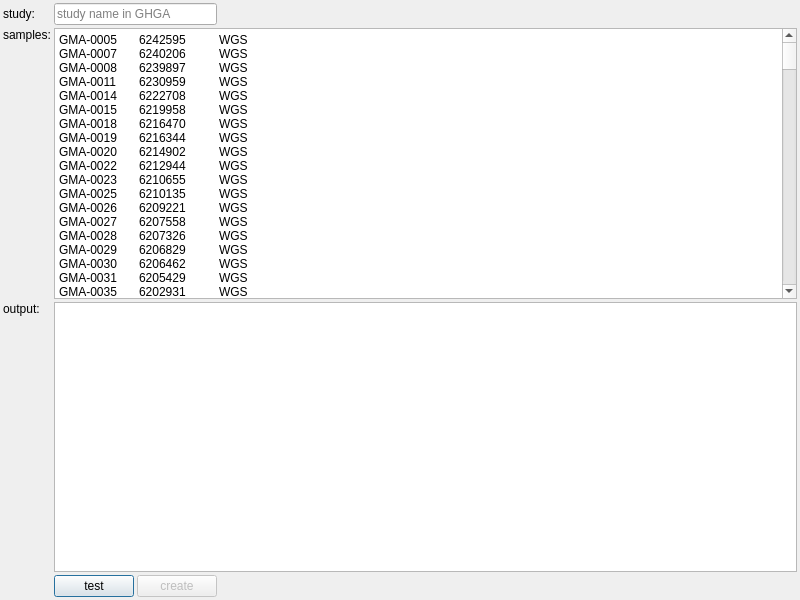
Before: the Qt Designer form src/GSvar/GHGAUploadDialog.ui in imgag/ngs-bits, drawn with Qt 5.
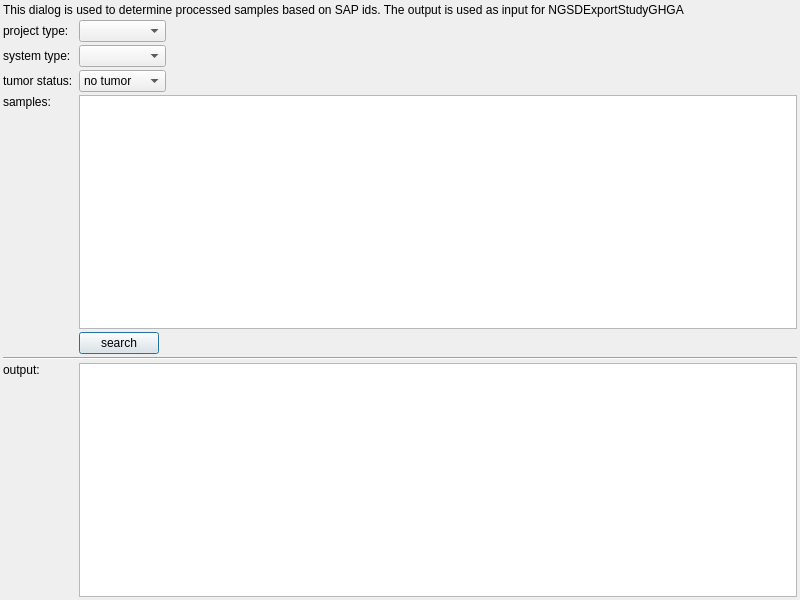
After: the same form once the commit is applied.

```diff
--- a/src/GSvar/GHGAUploadDialog.ui
+++ b/src/GSvar/GHGAUploadDialog.ui
@@ -19,7 +19,7 @@
   <property name="windowTitle">
    <string>Prepare GHGA upload</string>
   </property>
-  <layout class="QGridLayout" name="gridLayout" rowstretch="0,0,0,0">
+  <layout class="QGridLayout" name="gridLayout" rowstretch="0,0,0,0,0,0,0,0,0,0">
    <property name="leftMargin">
     <number>3</number>
    </property>
@@ -35,14 +35,31 @@
    <property name="spacing">
     <number>3</number>
    </property>
-   <item row="0" column="1" colspan="2">
-    <widget class="QLineEdit" name="study">
+   <item row="4" column="2" colspan="3">
+    <widget class="QPlainTextEdit" name="samples">
+     <property name="plainText">
+      <string/>
+     </property>
      <property name="placeholderText">
-      <string>study name in GHGA</string>
+      <string>tab-separated list: pseudonym, sample SAP ID</string>
      </property>
     </widget>
    </item>
-   <item row="2" column="1" colspan="3">
+   <item row="0" column="0" colspan="5">
+    <widget class="QLabel" name="label">
+     <property name="text">
+      <string>This dialog is used to determine processed samples based on SAP ids. The output is used as input for NGSDExportStudyGHGA</string>
+     </property>
+    </widget>
+   </item>
+   <item row="1" column="0">
+    <widget class="QLabel" name="label_3">
+     <property name="text">
+      <string>project type:</string>
+     </property>
+    </widget>
+   </item>
+   <item row="8" column="2" colspan="3">
     <widget class="QPlainTextEdit" name="output">
      <property name="readOnly">
       <bool>true</bool>
@@ -52,7 +69,7 @@
      </property>
     </widget>
    </item>
-   <item row="2" column="0">
+   <item row="8" column="0">
     <widget class="QLabel" name="label_4">
      <property name="text">
       <string>output:</string>
@@ -62,672 +79,7 @@
      </property>
     </widget>
    </item>
-   <item row="3" column="1">
-    <widget class="QPushButton" name="btn_test">
-     <property name="text">
-      <string>test</string>
-     </property>
-    </widget>
-   </item>
-   <item row="1" column="1" colspan="3">
-    <widget class="QPlainTextEdit" name="samples">
-     <property name="plainText">
-      <string>GMA-0005	6242595	WGS
-GMA-0007	6240206	WGS
-GMA-0008	6239897	WGS
-GMA-0011	6230959	WGS
-GMA-0014	6222708	WGS
-GMA-0015	6219958	WGS
-GMA-0018	6216470	WGS
-GMA-0019	6216344	WGS
-GMA-0020	6214902	WGS
-GMA-0022	6212944	WGS
-GMA-0023	6210655	WGS
-GMA-0025	6210135	WGS
-GMA-0026	6209221	WGS
-GMA-0027	6207558	WGS
-GMA-0028	6207326	WGS
-GMA-0029	6206829	WGS
-GMA-0030	6206462	WGS
-GMA-0031	6205429	WGS
-GMA-0035	6202931	WGS
-GMA-0037	6202704	WGS
-GMA-0038	6202161	WGS
-GMA-0039	6200261	WGS
-GMA-0040	6200103	WGS
-GMA-0042	6196044	WGS
-GMA-0045	6192215	WGS
-GMA-0047	6191064	WGS
-GMA-0049	6189367	WGS
-GMA-0050	6189300	WGS
-GMA-0051	6188970	WGS
-GMA-0052	6188779	WGS
-GMA-0053	6188107	WGS
-GMA-0054	6186409	WGS
-GMA-0055	6185209	WGS
-GMA-0056	6185054	WGS
-GMA-0057	6184857	WGS
-GMA-0058	6184203	WGS
-GMA-0059	6180689	WGS
-GMA-0061	6179636	WGS
-GMA-0064	6172337	WGS
-GMA-0070	6166903	WGS
-GMA-0071	6164471	WGS
-GMA-0073	6159549	WGS
-GMA-0077	6154863	WGS
-GMA-0078	6154337	WGS
-GMA-0081	6153913	WGS
-GMA-0082	6153890	WGS
-GMA-0084	6149944	WGS
-GMA-0085	6149713	WGS
-GMA-0086	6147756	WGS
-GMA-0087	6147422	WGS
-GMA-0088	6146155	WGS
-GMA-0089	6144350	WGS
-GMA-0090	6144328	WGS
-GMA-0091	6142842	WGS
-GMA-0094	6139798	WGS
-GMA-0095	6139724	WGS
-GMA-0096	6139271	WGS
-GMA-0097	6139033	WGS
-GMA-0099	6137426	WGS
-GMA-0100	6136127	WGS
-GMA-0101	6135901	WGS
-GMA-0102	6134395	WGS
-GMA-0105	6131663	WGS
-GMA-0106	6130695	WGS
-GMA-0107	6130205	WGS
-GMA-0108	6130134	WGS
-GMA-0113	6127597	WGS
-GMA-0114	6126488	WGS
-GMA-0116	6125237	WGS
-GMA-0117	6124008	WGS
-GMA-0118	6123672	WGS
-GMA-0120	6123032	WGS
-GMA-0121	6122554	WGS
-GMA-0122	6120840	WGS
-GMA-0124	6120279	WGS
-GMA-0126	6119446	WGS
-GMA-0128	6118034	WGS
-GMA-0131	6116658	WGS
-GMA-0132	6116264	WGS
-GMA-0134	6114218	WGS
-GMA-0135	6113812	WGS
-GMA-0136	6113517	WGS
-GMA-0138	6112555	WGS
-GMA-0141	6110549	WGS
-GMA-0142	6110490	WGS
-GMA-0145	6104970	WGS
-GMA-0146	6103559	WGS
-GMA-0147	6103329	WGS
-GMA-0149	6102222	WGS
-GMA-0150	6102150	WGS
-GMA-0151	6101832	WGS
-GMA-0153	6099962	WGS
-GMA-0154	6099666	WGS
-GMA-0155	6099073	WGS
-GMA-0156	6098601	WGS
-GMA-0157	6098061	WGS
-GMA-0161	6089722	WGS
-GMA-0162	6087364	WGS
-GMA-0163	6087091	WGS
-GMA-0165	6082966	WGS
-GMA-0166	6081612	WGS
-GMA-0167	6079938	WGS
-GMA-0169	6076123	WGS
-GMA-0170	6075085	WGS
-GMA-0172	6073243	WGS
-GMA-0173	6072704	WGS
-GMA-0174	6072533	WGS
-GMA-0175	6071988	WGS
-GMA-0176	6070525	WGS
-GMA-0178	6063916	WGS
-GMA-0180	6050678	WGS
-GMA-0184	6033906	WGS
-GMA-0186	6012548	WGS
-GMA-0188	5999398	WGS
-GMA-0189	5997967	WGS
-GMA-0190	5992162	WGS
-GMA-0191	5985688	WGS
-GMA-0192	5979750	WGS
-GMA-0198	5920307	WGS
-GMA-0201	5907126	WGS
-GMA-0203	5900547	WGS
-GMA-0204	5892855	WGS
-GMA-0205	5889474	WGS
-GMA-0206	5881239	WGS
-GMA-0209	5866456	WGS
-GMA-0210	5851474	WGS
-GMA-0211	5848649	WGS
-GMA-0213	5821943	WGS
-GMA-0215	5813348	WGS
-GMA-0216	5812225	WGS
-GMA-0217	5804380	WGS
-GMA-0218	5803812	WGS
-GMA-0219	5789724	WGS
-GMA-0220	5773530	WGS
-GMA-0221	5771967	WGS
-GMA-0222	5766495	WGS
-GMA-0224	5758128	WGS
-GMA-0225	5749319	WGS
-GMA-0227	5748303	WGS
-GMA-0229	5718003	WGS
-GMA-0230	5714556	WGS
-GMA-0231	5679686	WGS
-GMA-0232	5674288	WGS
-GMA-0233	5666012	WGS
-GMA-0234	5659242	WGS
-GMA-0235	5656889	WGS
-GMA-0239	5624015	WGS
-GMA-0241	5600494	WGS
-GMA-0242	5593182	WGS
-GMA-0243	5586244	WGS
-GMA-0244	5584553	WGS
-GMA-0247	5531273	WGS
-GMA-0248	5525940	WGS
-GMA-0253	5481033	WGS
-GMA-0257	5458129	WGS
-GMA-0258	5447815	WGS
-GMA-0259	5403670	WGS
-GMA-0260	5394803	WGS
-GMA-0262	5393458	WGS
-GMA-0263	5392059	WGS
-GMA-0264	5386167	WGS
-GMA-0269	5364579	WGS
-GMA-0270	5360497	WGS
-GMA-0271	5359818	WGS
-GMA-0272	5344804	WGS
-GMA-0273	5344570	WGS
-GMA-0274	5338727	WGS
-GMA-0275	5336256	WGS
-GMA-0278	5310883	WGS
-GMA-0279	5309529	WGS
-GMA-0280	5306873	WGS
-GMA-0281	5284835	WGS
-GMA-0288	5259080	WGS
-GMA-0289	5245221	WGS
-GMA-0291	5210982	WGS
-GMA-0293	5201444	WGS
-GMA-0295	5193540	WGS
-GMA-0299	5163267	WGS
-GMA-0301	5142645	WGS
-GMA-0302	5126437	WGS
-GMA-0303	5123132	WGS
-GMA-0305	5111191	WGS
-GMA-0306	5109890	WGS
-GMA-0307	5107451	WGS
-GMA-0308	5091607	WGS
-GMA-0309	5085005	WGS
-GMA-0310	5078951	WGS
-GMA-0312	5071221	WGS
-GMA-0313	5053186	WGS
-GMA-0316	5036456	WGS
-GMA-0319	5016145	WGS
-GMA-0320	5011411	WGS
-GMA-0326	4942807	WGS
-GMA-0327	4934880	WGS
-GMA-0328	4929693	WGS
-GMA-0329	4925023	WGS
-GMA-0330	4922436	WGS
-GMA-0331	4906555	WGS
-GMA-0335	4900875	WGS
-GMA-0340	4881429	WGS
-GMA-0341	4877975	WGS
-GMA-0342	4847534	WGS
-GMA-0343	4847082	WGS
-GMA-0348	4800136	WGS
-GMA-0349	4795016	WGS
-GMA-0350	4792007	WGS
-GMA-0355	4756294	WGS
-GMA-0358	4710491	WGS
-GMA-0359	4705589	WGS
-GMA-0360	4703544	WGS
-GMA-0362	4695315	WGS
-GMA-0364	4653056	WGS
-GMA-0365	4637832	WGS
-GMA-0366	4636783	WGS
-GMA-0367	4636361	WGS
-GMA-0368	4633900	WGS
-GMA-0370	4626748	WGS
-GMA-0371	4619976	WGS
-GMA-0373	4615698	WGS
-GMA-0374	4613678	WGS
-GMA-0376	4611088	WGS
-GMA-0377	4603690	WGS
-GMA-0379	4584394	WGS
-GMA-0380	4578274	WGS
-GMA-0381	4576241	WGS
-GMA-0383	4561014	WGS
-GMA-0385	4525806	WGS
-GMA-0386	4520402	WGS
-GMA-0387	4510892	WGS
-GMA-0388	4508730	WGS
-GMA-0389	4507517	WGS
-GMA-0390	4502627	WGS
-GMA-0391	4500866	WGS
-GMA-0393	4492789	WGS
-GMA-0394	4492477	WGS
-GMA-0395	4482743	WGS
-GMA-0397	4461389	WGS
-GMA-0399	4440482	WGS
-GMA-0403	4407098	WGS
-GMA-0404	4404440	WGS
-GMA-0405	4399440	WGS
-GMA-0407	4380446	WGS
-GMA-0408	4364643	WGS
-GMA-0409	4358973	WGS
-GMA-0411	4331781	WGS
-GMA-0412	4321050	WGS
-GMA-0413	4320645	WGS
-GMA-0414	4318919	WGS
-GMA-0415	4315654	WGS
-GMA-0417	4290853	WGS
-GMA-0418	4289499	WGS
-GMA-0420	4279748	WGS
-GMA-0421	4278100	WGS
-GMA-0425	4223397	WGS
-GMA-0426	4221764	WGS
-GMA-0428	4201682	WGS
-GMA-0430	4195975	WGS
-GMA-0431	4190859	WGS
-GMA-0432	4145278	WGS
-GMA-0433	4135823	WGS
-GMA-0434	4118929	WGS
-GMA-0437	4095016	WGS
-GMA-0438	4075531	WGS
-GMA-0439	4061592	WGS
-GMA-0441	4059284	WGS
-GMA-0443	4051989	WGS
-GMA-0444	4044353	WGS
-GMA-0445	4044066	WGS
-GMA-0446	4039845	WGS
-GMA-0447	4039277	WGS
-GMA-0448	4030569	WGS
-GMA-0450	4015215	WGS
-GMA-0451	4014552	WGS
-GMA-0452	4011614	WGS
-GMA-0453	4007608	WGS
-
-WGT-0001-01	5740330	WGS
-WGT-0001-02	5740331	WGS
-WGT-0001-03	5810072	WGS
-WGT-0002-01	5617561	WGS
-WGT-0002-02	5633733	WGS
-WGT-0002-03	5949398	WGS
-WGT-0004-01	5378096	WGS
-WGT-0004-02	5793077	WGS
-WGT-0004-03	5234075	WGS
-WGT-0005-01	5776319	WGS
-WGT-0005-02	5880672	WGS
-WGT-0005-03	5564039	WGS
-WGT-0006-01	5236444	WGS
-WGT-0006-02	4550721	WGS
-WGT-0006-03	5152203	WGS
-WGT-0007-01	5036991	WGS
-WGT-0007-02	4990175	WGS
-WGT-0007-03	5225653	WGS
-WGT-0008-01	5096640	WGS
-WGT-0008-02	5953964	WGS
-WGT-0008-03	5178778	WGS
-WGT-0010-01	5452105	WGS
-WGT-0010-02	5969029	WGS
-WGT-0010-03	4113900	WGS
-WGT-0011-01	4698575	WGS
-WGT-0011-02	5094232	WGS
-WGT-0011-03	4839705	WGS
-WGT-0012-01	4825020	WGS
-WGT-0012-02	4942657	WGS
-WGT-0012-03	5057657	WGS
-WGT-0013-01	5023182	WGS
-WGT-0013-02	5752292	WGS
-WGT-0013-03	4939447	WGS
-WGT-0015-01	4921152	WGS
-WGT-0015-02	4919663	WGS
-WGT-0015-03	4919665	WGS
-WGT-0017-01	6045835	WGS
-WGT-0017-02	4076471	WGS
-WGT-0017-03	6048356	WGS
-WGT-0022-01	5432524	WGS
-WGT-0022-02	5879868	WGS
-WGT-0022-03	4527139	WGS
-WGT-0023-01	4501441	WGS
-WGT-0023-02	6037485	WGS
-WGT-0023-03	6037486	WGS
-WGT-0030-01	5911542	WGS
-WGT-0030-02	5939406	WGS
-WGT-0030-03	5911650	WGS
-WGT-0032-01	5908400	WGS
-WGT-0032-02	5929678	WGS
-WGT-0032-03	5929679	WGS
-WGT-0033-01	5908902	WGS
-WGT-0033-02	5929678	WGS
-WGT-0033-03	5929679	WGS
-WGT-0034-01	5929521	WGS
-WGT-0034-02	5965830	WGS
-WGT-0034-03	5949889	WGS
-WGT-0041-01	5610021	WGS
-WGT-0041-02	5670311	WGS
-WGT-0041-03	5642157	WGS
-WGT-0046-01	5545123	WGS
-WGT-0046-02	5173528	WGS
-WGT-0046-03	5203087	WGS
-WGT-0050-01	5945838	WGS
-WGT-0050-02	5945841	WGS
-WGT-0050-03	5945839	WGS
-WGT-0052-01	5945834	WGS
-WGT-0052-02	5945835	WGS
-WGT-0052-03	5945836	WGS
-WGT-0054-01	5945289	WGS
-WGT-0054-02	5945291	WGS
-WGT-0054-03	5945290	WGS
-WGT-0056-01	5945390	WGS
-WGT-0056-02	5945388	WGS
-WGT-0056-03	5945389	WGS
-WGT-0063-01	4860289	WGS
-WGT-0063-02	5941834	WGS
-WGT-0063-03	5132918	WGS
-WGT-0064-01	5649259	WGS
-WGT-0064-02	5649167	WGS
-WGT-0064-03	5649166	WGS
-WGT-0071-01	5140411	WGS
-WGT-0071-02	5954559	WGS
-WGT-0071-03	5954561	WGS
-WGT-0074-01	5941286	WGS
-WGT-0074-02	5983240	WGS
-WGT-0074-03	5983239	WGS
-WGT-0076-01	5334894	WGS
-WGT-0076-02	5338320	WGS
-WGT-0076-03	5335346	WGS
-WGT-0082-01	5373742	WGS
-WGT-0082-02	5952685	WGS
-WGT-0082-03	5952686	WGS
-WGT-0090-01	5949284	WGS
-WGT-0090-02	5949283	WGS
-WGT-0090-03	5949282	WGS
-WGT-0092-01	5947460	WGS
-WGT-0092-02	5947462	WGS
-WGT-0092-03	5947461	WGS
-WGT-0096-01	5947449	WGS
-WGT-0096-02	5947450	WGS
-WGT-0096-03	5947451	WGS
-WGT-0097-01	5969155	WGS
-WGT-0097-02	5972240	WGS
-WGT-0097-03	5972245	WGS
-WGT-0099-01	5938949	WGS
-WGT-0099-02	5968833	WGS
-WGT-0099-03	5968834	WGS
-WGT-0102-01	5968935	WGS
-WGT-0102-02	5968937	WGS
-WGT-0102-03	5968936	WGS
-WGT-0103-01	5968919	WGS
-WGT-0103-02	5968920	WGS
-WGT-0103-03	5968923	WGS
-WGT-0104-01	5183203	WGS
-WGT-0104-02	5967519	WGS
-WGT-0104-03	4815924	WGS
-WGT-0106-01	4794984	WGS
-WGT-0106-02	4265870	WGS
-WGT-0106-03	4681871	WGS
-WGT-0107-01	5953722	WGS
-WGT-0107-02	4413772	WGS
-WGT-0107-03	5755839	WGS
-WGT-0108-01	5852030	WGS
-WGT-0108-02	4793098	WGS
-WGT-0108-03	5966049	WGS
-WGT-0109-01	5955610	WGS
-WGT-0109-02	5964366	WGS
-WGT-0109-03	5964365	WGS
-WGT-0111-01	5958540	WGS
-WGT-0111-02	5958542	WGS
-WGT-0111-03	5958541	WGS
-WGT-0112-01	5961749	WGS
-WGT-0112-02	5961751	WGS
-WGT-0112-03	5961750	WGS
-WGT-0113-01	5957629	WGS
-WGT-0113-02	5675233	WGS
-WGT-0113-03	5889484	WGS
-WGT-0114-01	5463599	WGS
-WGT-0114-02	4465893	WGS
-WGT-0114-03	5960323	WGS
-WGT-0115-01	5959227	WGS
-WGT-0115-02	5959229	WGS
-WGT-0115-03	5959228	WGS
-WGT-0116-01	5959279	WGS
-WGT-0116-02	5959283	WGS
-WGT-0116-03	5959282	WGS
-WGT-0117-01	5959280	WGS
-WGT-0117-02	5959283	WGS
-WGT-0117-03	5959282	WGS
-WGT-0118-01	5958740	WGS
-WGT-0118-02	5958742	WGS
-WGT-0118-03	5958741	WGS
-WGT-0119-01	5958733	WGS
-WGT-0119-02	5958737	WGS
-WGT-0119-03	5958734	WGS
-WGT-0121-01	5575777	WGS
-WGT-0121-02	5958411	WGS
-WGT-0121-03	5958413	WGS
-WGT-0122-01	5957497	WGS
-WGT-0122-02	5957499	WGS
-WGT-0122-03	5957498	WGS
-WGT-0123-01	5957494	WGS
-WGT-0123-02	5957496	WGS
-WGT-0123-03	5957495	WGS
-WGT-0124-01	5957778	WGS
-WGT-0124-02	5957779	WGS
-WGT-0124-03	5957780	WGS
-WGT-0125-01	5957775	WGS
-WGT-0125-02	5957777	WGS
-WGT-0125-03	5957776	WGS
-WGT-0126-01	5958109	WGS
-WGT-0126-02	5957774	WGS
-WGT-0126-03	5957773	WGS
-WGT-0127-01	5957754	WGS
-WGT-0127-02	5957755	WGS
-WGT-0127-03	5957757	WGS
-WGT-0128-01	5957744	WGS
-WGT-0128-02	5957747	WGS
-WGT-0128-03	5957745	WGS
-WGT-0130-01	4831163	WGS
-WGT-0130-02	5648305	WGS
-WGT-0130-03	4879008	WGS
-WGT-0134-01	5976124	WGS
-WGT-0134-02	5976125	WGS
-WGT-0134-03	5976128	WGS
-WGT-0135-01	5976111	WGS
-WGT-0135-02	5976112	WGS
-WGT-0135-03	5976113	WGS
-WGT-0136-01	5950885	WGS
-WGT-0136-02	5975281	WGS
-WGT-0136-03	5975280	WGS
-WGT-0138-01	5971914	WGS
-WGT-0138-02	5972432	WGS
-WGT-0138-03	5972433	WGS
-WGT-0139-01	5972428	WGS
-WGT-0139-02	5972430	WGS
-WGT-0139-03	5972429	WGS
-WGT-0140-01	4672156	WGS
-WGT-0140-02	4969701	WGS
-WGT-0140-03	5972511	WGS
-WGT-0141-01	5972242	WGS
-WGT-0141-02	5972243	WGS
-WGT-0141-03	5972244	WGS
-WGT-0142-01	5972236	WGS
-WGT-0142-02	5972238	WGS
-WGT-0142-03	5972239	WGS
-WGT-0143-01	5972225	WGS
-WGT-0143-02	5972226	WGS
-WGT-0143-03	5972227	WGS
-WGT-0144-01	5972228	WGS
-WGT-0144-02	5972229	WGS
-WGT-0144-03	5972230	WGS
-WGT-0145-01	5972222	WGS
-WGT-0145-02	5972224	WGS
-WGT-0145-03	5972223	WGS
-WGT-0146-01	5967037	WGS
-WGT-0146-02	5981946	WGS
-WGT-0146-03	5981947	WGS
-WGT-0147-01	5897419	WGS
-WGT-0147-02	5899018	WGS
-WGT-0147-03	5906361	WGS
-WGT-0148-01	5926510	WGS
-WGT-0148-02	4622471	WGS
-WGT-0148-03	5917137	WGS
-WGT-0149-01	5569536	WGS
-WGT-0149-02	5582051	WGS
-WGT-0149-03	5569920	WGS
-WGT-0152-01	6013840	WGS
-WGT-0152-02	6013842	WGS
-WGT-0152-03	6013841	WGS
-WGT-0153-01	5980939	WGS
-WGT-0153-02	6008324	WGS
-WGT-0153-03	6008323	WGS
-WGT-0154-01	6012406	WGS
-WGT-0154-02	6012407	WGS
-WGT-0154-03	6012408	WGS
-WGT-0155-01	6011830	WGS
-WGT-0155-02	6011829	WGS
-WGT-0155-03	6011828	WGS
-WGT-0157-01	5886310	WGS
-WGT-0157-02	6008955	WGS
-WGT-0157-03	5999543	WGS
-WGT-0158-01	5995163	WGS
-WGT-0158-02	6007721	WGS
-WGT-0158-03	5995164	WGS
-WGT-0160-01	5997569	WGS
-WGT-0160-02	5997571	WGS
-WGT-0160-03	5997570	WGS
-WGT-0161-01	5997565	WGS
-WGT-0161-02	5997567	WGS
-WGT-0161-03	5997566	WGS
-WGT-0164-01	5701401	WGS
-WGT-0164-02	5542055	WGS
-WGT-0164-03	5389039	WGS
-WGT-0167-01	5938589	WGS
-WGT-0167-02	5992019	WGS
-WGT-0167-03	5991007	WGS
-WGT-0168-01	5991283	WGS
-WGT-0168-02	5991284	WGS
-WGT-0168-03	5991285	WGS
-WGT-0171-01	5129194	WGS
-WGT-0171-02	5989264	WGS
-WGT-0171-03	4194676	WGS
-WGT-0176-01	5970490	WGS
-WGT-0176-02	5986279	WGS
-WGT-0176-03	5807627	WGS
-WGT-0187-01	5759054	WGS
-WGT-0187-02	6023660	WGS
-WGT-0187-03	5759055	WGS
-WGT-0043-01	5783502	WGS
-WGT-0043-02	5878111	WGS
-WGT-0043-03	5878110	WGS
-WGT-0088-01	5811045	WGS
-WGT-0088-02	4431434	WGS
-WGT-0088-03	5810986	WGS
-WGT-0188-01	6023041	WGS
-WGT-0188-02	6023043	WGS
-WGT-0188-03	6023042	WGS
-WGT-0031-01	5923236	WGS
-WGT-0031-02	5959420	WGS
-WGT-0031-03	5959419	WGS
-WGT-0036-01	4602415	WGS
-WGT-0036-02	5946806	WGS
-WGT-0036-03	4026366	WGS
-WGT-0042-01	5862548	WGS
-WGT-0042-02	5878390	WGS
-WGT-0042-03	5346752	WGS
-WGT-0051-01	5858998	WGS
-WGT-0051-02	5885570	WGS
-WGT-0051-03	5732434	WGS
-WGT-0067-01	5933537	WGS
-WGT-0067-02	5937645	WGS
-WGT-0067-03	5934773	WGS
-WGT-0069-01	4598830	WGS
-WGT-0069-02	4711676	WGS
-WGT-0069-03	5536645	WGS
-WGT-0070-01	5803758	WGS
-WGT-0070-02	5937582	WGS
-WGT-0070-03	5803761	WGS
-WGT-0073-01	4436104	WGS
-WGT-0073-02	4100443	WGS
-WGT-0073-03	4438147	WGS
-WGT-0094-01	4024785	WGS
-WGT-0094-02	4225562	WGS
-WGT-0094-03	4345751	WGS
-WGT-0120-01	5958261	WGS
-WGT-0120-02	5958263	WGS
-WGT-0120-03	5958262	WGS
-WGT-0132-01	5882776	WGS
-WGT-0132-02	5981464	WGS
-WGT-0132-03	5981463	WGS
-WGT-0189-01	6022433	WGS
-WGT-0189-02	6022435	WGS
-WGT-0189-03	6022434	WGS
-WGT-0016-01	4798492	WGS
-WGT-0016-02	4705491	WGS
-WGT-0016-03	6011413	WGS
-WGT-0018-01	4397027	WGS
-WGT-0018-02	6044997	WGS
-WGT-0018-03	5795070	WGS
-WGT-0035-01	5926875	WGS
-WGT-0035-02	5926874	WGS
-WGT-0035-03	5439808	WGS
-WGT-0061-01	5297764	WGS
-WGT-0061-02	5396518	WGS
-WGT-0061-03	5298832	WGS
-WGT-0062-01	5622463	WGS
-WGT-0062-02	5944185	WGS
-WGT-0062-03	5622473	WGS
-WGT-0066-01	5637146	WGS
-WGT-0066-02	5940502	WGS
-WGT-0066-03	5637511	WGS
-WGT-0068-01	5083432	WGS
-WGT-0068-02	5939535	WGS
-WGT-0068-03	5083438	WGS
-WGT-0089-01	4277507	WGS
-WGT-0089-02	5952324	WGS
-WGT-0089-03	4915759	WGS
-WGT-0175-01	5957641	WGS
-WGT-0175-02	5988301	WGS
-WGT-0175-03	5993119	WGS
-WGT-0184-01	5946736	WGS
-WGT-0184-02	5949901	WGS
-WGT-0184-03	5949900	WGS
-</string>
-     </property>
-     <property name="placeholderText">
-      <string>tab-separated list: pseudonym, sample SAP ID, processing system (optional)</string>
-     </property>
-    </widget>
-   </item>
-   <item row="1" column="0">
-    <widget class="QLabel" name="label_2">
-     <property name="text">
-      <string>samples:</string>
-     </property>
-     <property name="alignment">
-      <set>Qt::AlignLeading|Qt::AlignLeft|Qt::AlignTop</set>
-     </property>
-    </widget>
-   </item>
-   <item row="0" column="0">
-    <widget class="QLabel" name="label">
-     <property name="text">
-      <string>study:</string>
-     </property>
-    </widget>
-   </item>
-   <item row="3" column="2">
-    <widget class="QPushButton" name="btn_create">
-     <property name="enabled">
-      <bool>false</bool>
-     </property>
-     <property name="text">
-      <string>create</string>
-     </property>
-    </widget>
-   </item>
-   <item row="3" column="3">
+   <item row="6" column="4">
     <spacer name="horizontalSpacer">
      <property name="orientation">
       <enum>Qt::Horizontal</enum>
@@ -740,6 +92,69 @@
      </property>
     </spacer>
    </item>
+   <item row="3" column="0">
+    <widget class="QLabel" name="label_6">
+     <property name="text">
+      <string>tumor status:</string>
+     </property>
+    </widget>
+   </item>
+   <item row="3" column="2" colspan="2">
+    <widget class="QComboBox" name="s_tumor_status">
+     <item>
+      <property name="text">
+       <string>no tumor</string>
+      </property>
+     </item>
+     <item>
+      <property name="text">
+       <string>tumor only</string>
+      </property>
+     </item>
+     <item>
+      <property name="text">
+       <string>both</string>
+      </property>
+     </item>
+    </widget>
+   </item>
+   <item row="4" column="0">
+    <widget class="QLabel" name="label_2">
+     <property name="text">
+      <string>samples:</string>
+     </property>
+     <property name="alignment">
+      <set>Qt::AlignLeading|Qt::AlignLeft|Qt::AlignTop</set>
+     </property>
+    </widget>
+   </item>
+   <item row="2" column="2" colspan="2">
+    <widget class="QComboBox" name="s_system_type"/>
+   </item>
+   <item row="1" column="2" colspan="2">
+    <widget class="QComboBox" name="s_project_type"/>
+   </item>
+   <item row="2" column="0">
+    <widget class="QLabel" name="label_5">
+     <property name="text">
+      <string>system type:</string>
+     </property>
+    </widget>
+   </item>
+   <item row="7" column="0" colspan="5">
+    <widget class="Line" name="line_2">
+     <property name="orientation">
+      <enum>Qt::Horizontal</enum>
+     </property>
+    </widget>
+   </item>
+   <item row="6" column="2">
+    <widget class="QPushButton" name="btn_search">
+     <property name="text">
+      <string>search</string>
+     </property>
+    </widget>
+   </item>
   </layout>
  </widget>
  <resources/>
```
